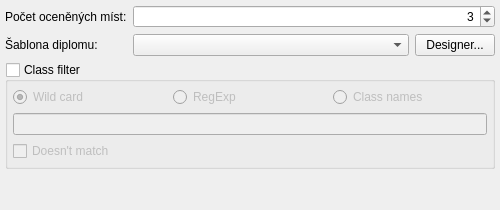
Before: the Qt Designer form quickevent/app/quickevent/plugins/Relays/src/printrelayawardsoptionsdialogwidget.ui in arnost00/quickbox, drawn with Qt 5.
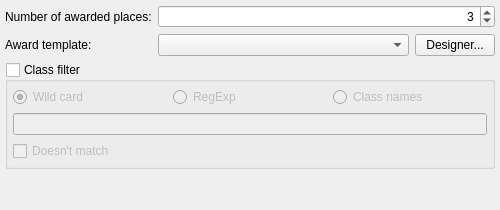
After: the same form once the commit is applied.

Patch:
```diff
--- a/quickevent/app/quickevent/plugins/Relays/src/printrelayawardsoptionsdialogwidget.ui
+++ b/quickevent/app/quickevent/plugins/Relays/src/printrelayawardsoptionsdialogwidget.ui
@@ -22,7 +22,7 @@
      <item row="0" column="0">
       <widget class="QLabel" name="label">
        <property name="text">
-        <string>Počet oceněných míst:</string>
+        <string>Number of awarded places:</string>
        </property>
       </widget>
      </item>
@@ -45,7 +45,7 @@
      <item row="1" column="0">
       <widget class="QLabel" name="label_2">
        <property name="text">
-        <string>Šablona diplomu:</string>
+        <string>Award template:</string>
        </property>
       </widget>
      </item>
```
Left out of the diff: 2 changed lines with no effect on the pictures.
